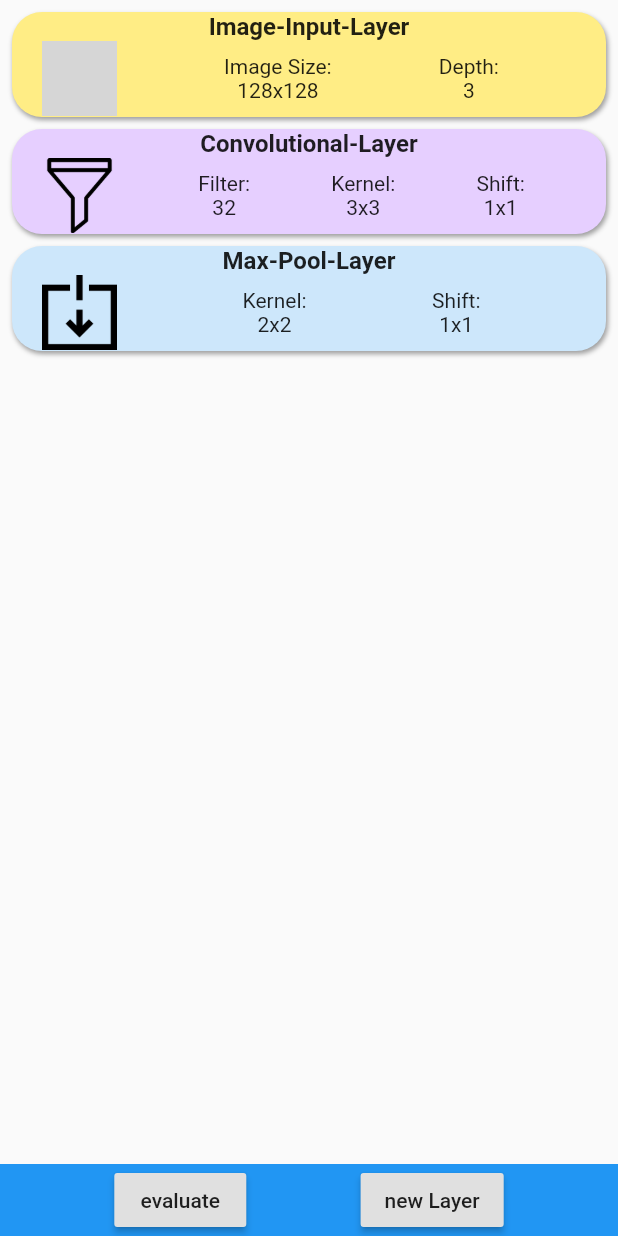
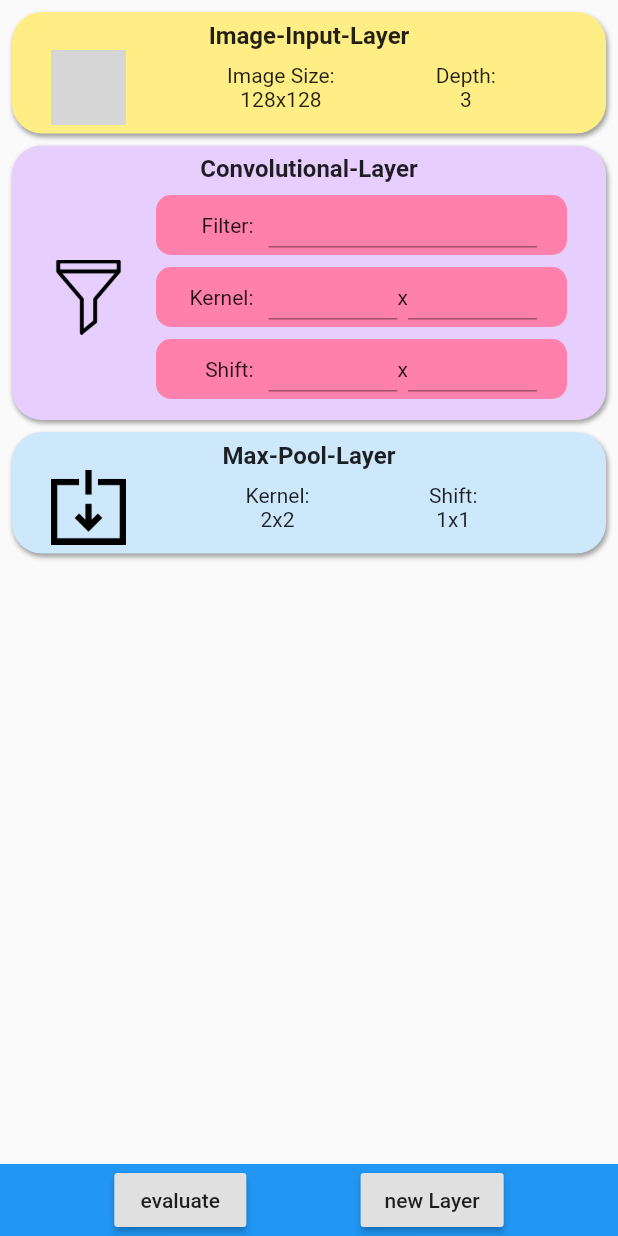
Before and after one commit to aeAlex/dnnImageLayerCalculator, a Flutter app: the screen it shows after launch, after a tap on "Convolutional-Layer", on a phone screen of 412 x 824 dp. Run offline on Flutter 3.47's test engine with Material 2 defaults, Android fonts, the phone set to English and light mode, and no system bars; grey boxes are pictures that could not be loaded.

Commit message:
Implemented the Layout of the Expanded ConvLayerCard

```diff
--- a/lib/widgets/expendedConvLayerCard.dart
+++ b/lib/widgets/expendedConvLayerCard.dart
@@ -1,4 +1,5 @@
 import 'package:flutter/material.dart';
+import 'package:flutter/services.dart';
 
 import "layerCardExterior.dart";
 import 'twoLineText.dart';
@@ -29,20 +30,145 @@ class ExpandedConvLayerCard extends StatelessWidget {
                 width: 50.0,
                 height: 50.0,
               ),
+              SizedBox(width: 20.0),
               Expanded(
-                child: Row(
-                  mainAxisAlignment: MainAxisAlignment.spaceEvenly,
+                child: Column(
+                  crossAxisAlignment: CrossAxisAlignment.stretch,
                   children: <Widget>[
-                    TwoLineText(textAbove: "Filter:", textBeneath: "32"),
-                    TwoLineText(textAbove: "Kernel:", textBeneath: "3x3"),
-                    TwoLineText(textAbove: "Shift:", textBeneath: "1x1"),
+                    SizedBox(height: 8.0),
+                    LabeledInputField(label: "Filter: "),
+                    LabeledVektorInputField(
+                      label: "Kernel:",
+                    ),
+                    LabeledVektorInputField(
+                      label: "Shift: ",
+                    ),
                   ],
                 ),
               ),
+              SizedBox(width: 20.0),
             ],
           ),
         ],
       ),
     );
   }
+
+  Container getShiftInputField() {
+    return Container(
+      decoration: BoxDecoration(
+        color: Colors.pinkAccent[100],
+        borderRadius: BorderRadius.all(Radius.circular(10.0)),
+      ),
+      child: Row(
+        children: <Widget>[
+          SizedBox(
+              child: Text(
+                "Shift: ",
+                textAlign: TextAlign.end,
+              ),
+              width: 45.0),
+          SizedBox(width: 10.0),
+          Expanded(
+              child: SizedBox(
+            child: TextField(),
+            height: 30.0,
+          )),
+          Text("x"),
+          Expanded(
+              child: SizedBox(
+            child: TextField(),
+            height: 30.0,
+          )),
+        ],
+      ),
+      padding: EdgeInsets.symmetric(horizontal: 20.0, vertical: 5.0),
+      margin: EdgeInsets.only(bottom: 8.0),
+    );
+  }
 }
+
+class LabeledInputField extends StatelessWidget {
+  final String label;
+
+  const LabeledInputField({
+    Key key,
+    @required this.label,
+  }) : super(key: key);
+
+  @override
+  Widget build(BuildContext context) {
+    return Container(
+      decoration: BoxDecoration(
+        color: Colors.pinkAccent[100],
+        borderRadius: BorderRadius.all(Radius.circular(10.0)),
+      ),
+      child: Row(
+        children: <Widget>[
+          SizedBox(
+              child: Text(
+                this.label,
+                textAlign: TextAlign.end,
+              ),
+              width: 45.0),
+          SizedBox(width: 10.0),
+          Expanded(
+              child: SizedBox(
+            child: TextField(
+              keyboardType: TextInputType.number,
+              inputFormatters: <TextInputFormatter>[
+                WhitelistingTextInputFormatter.digitsOnly
+              ], // Only numbers can be entered
+            ),
+            height: 30.0,
+          )),
+        ],
+      ),
+      padding: EdgeInsets.symmetric(horizontal: 20.0, vertical: 5.0),
+      margin: EdgeInsets.only(bottom: 8.0),
+    );
+  }
+}
+
+class LabeledVektorInputField extends StatelessWidget {
+  final String label;
+
+  const LabeledVektorInputField({
+    Key key,
+    @required this.label,
+  }) : super(key: key);
+
+  @override
+  Widget build(BuildContext context) {
+    return Container(
+      decoration: BoxDecoration(
+        color: Colors.pinkAccent[100],
+        borderRadius: BorderRadius.all(Radius.circular(10.0)),
+      ),
+      child: Row(
+        children: <Widget>[
+          SizedBox(
+              child: Text(
+                this.label,
+                textAlign: TextAlign.end,
+              ),
+              width: 45.0),
+          SizedBox(width: 10.0),
+          Expanded(
+              child: SizedBox(
+            child: TextField(),
+            height: 30.0,
+          )),
+          Text("x"),
+          Expanded(
+              child: SizedBox(
+            child: TextField(),
+            height: 30.0,
+          )),
+        ],
+      ),
+      padding: EdgeInsets.symmetric(horizontal: 20.0, vertical: 5.0),
+      margin: EdgeInsets.only(bottom: 8.0),
+    );
+  }
+}
--- a/lib/widgets/layerCardExterior.dart
+++ b/lib/widgets/layerCardExterior.dart
@@ -22,8 +22,8 @@ class LayerCardExterior extends StatelessWidget {
           ),
         ],
       ),
-      height: 70.0,
       margin: const EdgeInsets.only(bottom: 8.0),
+      padding: const EdgeInsets.all(6.0),
     );
   }
 }
```
